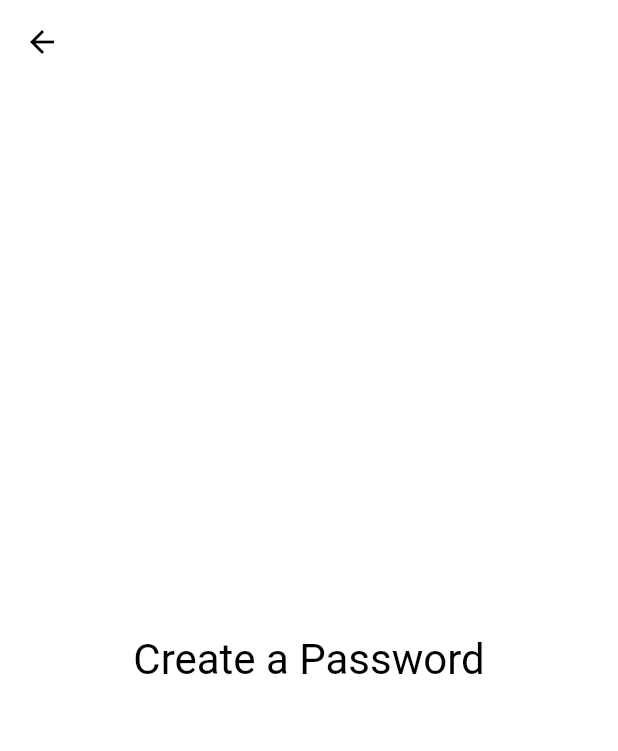
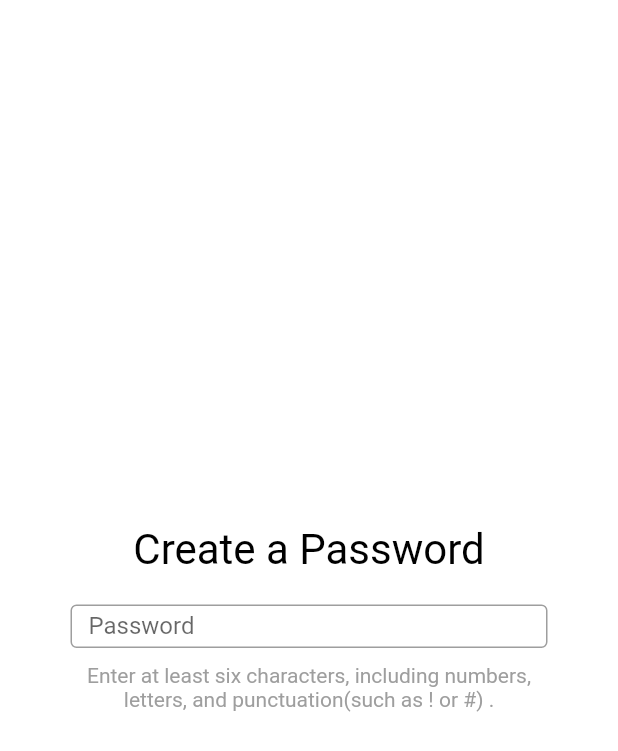
Before and after one commit to Ahmedsamiir/sign-in-task, a Flutter app: the screen it shows after launch, after a tap on "Next", on a phone screen of 412 x 824 dp. Shown: the top 751 px of the screen. Run offline on Flutter 3.47's test engine with Material 2 defaults, Android fonts, the phone set to English and light mode, and no system bars; our stand-ins replace animated_splash_screen, conditional_builder_null_safety, firebase_auth, firebase_core, font_awesome_flutter, google_sign_in and 2 more; accounts and stored records are empty; Roboto replaces fonts that are missing (Jannah).

Commit message:
second commit

```diff
--- a/lib/Screens/email_screen.dart
+++ b/lib/Screens/email_screen.dart
@@ -13,7 +13,6 @@ class EmailScreen extends StatelessWidget {
   @override
   Widget build(BuildContext context) {
     return Scaffold(
-      appBar: AppBar(),
       body: Center(
         child: Padding(
           padding: const EdgeInsets.symmetric(horizontal: 35.0),
--- a/lib/Screens/gender_screen.dart
+++ b/lib/Screens/gender_screen.dart
@@ -16,7 +16,6 @@ class _GenderScreenState extends State<GenderScreen> {
   @override
   Widget build(BuildContext context) {
     return Scaffold(
-      appBar: AppBar(),
       body: Center(
         child: Padding(
           padding: const EdgeInsets.symmetric(horizontal: 35.0),
--- a/lib/Screens/name_screen.dart
+++ b/lib/Screens/name_screen.dart
@@ -14,7 +14,6 @@ class NameScreen extends StatelessWidget {
   @override
   Widget build(BuildContext context) {
     return Scaffold(
-      appBar: AppBar(),
       body: Center(
         child: Padding(
           padding: const EdgeInsets.symmetric(horizontal: 20.0),
--- a/lib/Screens/password_screen.dart
+++ b/lib/Screens/password_screen.dart
@@ -2,22 +2,59 @@ import 'package:flutter/material.dart';
 import 'package:hexcolor/hexcolor.dart';
 
 class PasswordScreen extends StatelessWidget {
-  const PasswordScreen({Key? key}) : super(key: key);
+  PasswordScreen({Key? key}) : super(key: key);
+
+  var passwordController = TextEditingController();
 
   @override
   Widget build(BuildContext context) {
     return Scaffold(
-      appBar: AppBar(),
       body: Center(
         child: Padding(
-          padding: const EdgeInsets.symmetric(horizontal: 20.0),
+          padding: const EdgeInsets.symmetric(horizontal: 35.0),
           child: Column(
             mainAxisAlignment: MainAxisAlignment.center,
             children: [
               Text(
                 "Create a Password",
                 style: TextStyle(fontSize: 28, color: HexColor("#000000")),
-              )
+              ),
+              SizedBox(
+                height: 20.0,
+              ),
+              Container(
+                width: 318,
+                height: 29,
+                child: TextFormField(
+                  controller: passwordController,
+                  keyboardType: TextInputType.visiblePassword,
+                  validator: (val) {
+                    if (val!.isEmpty) {
+                      return "Please enter your password";
+                    }
+                  },
+                  decoration: const InputDecoration(
+                    //prefixIcon: Icon(Icons.email_outlined),
+                    labelText: "Password",
+                    border: OutlineInputBorder(),
+                  ),
+                ),
+              ),
+              SizedBox(
+                height: 10.0,
+              ),
+              Column(
+                children: [
+                  Text(
+                    "Enter at least six characters, including numbers,",
+                    style: TextStyle(fontSize: 14, color: Colors.grey),
+                  ),
+                  Text(
+                    "letters, and punctuation(such as !" " or #) .",
+                    style: TextStyle(fontSize: 14, color: Colors.grey),
+                  ),
+                ],
+              ),
             ],
           ),
         ),
--- a/lib/Screens/phone_screen.dart
+++ b/lib/Screens/phone_screen.dart
@@ -13,7 +13,6 @@ class PhoneScreen extends StatelessWidget {
   @override
   Widget build(BuildContext context) {
     return Scaffold(
-      appBar: AppBar(),
       body: Center(
         child: Padding(
           padding: const EdgeInsets.symmetric(horizontal: 35.0),
```
